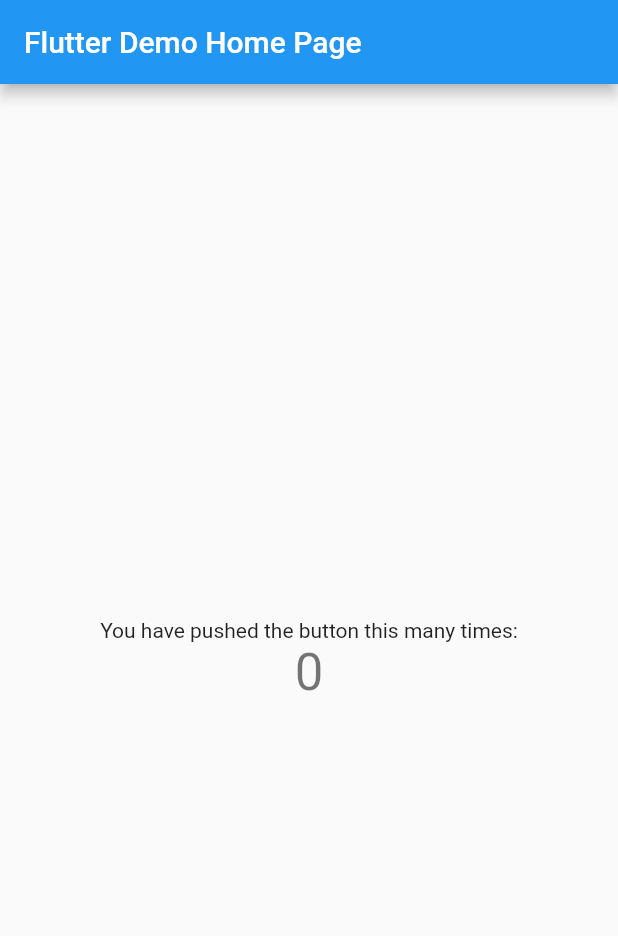
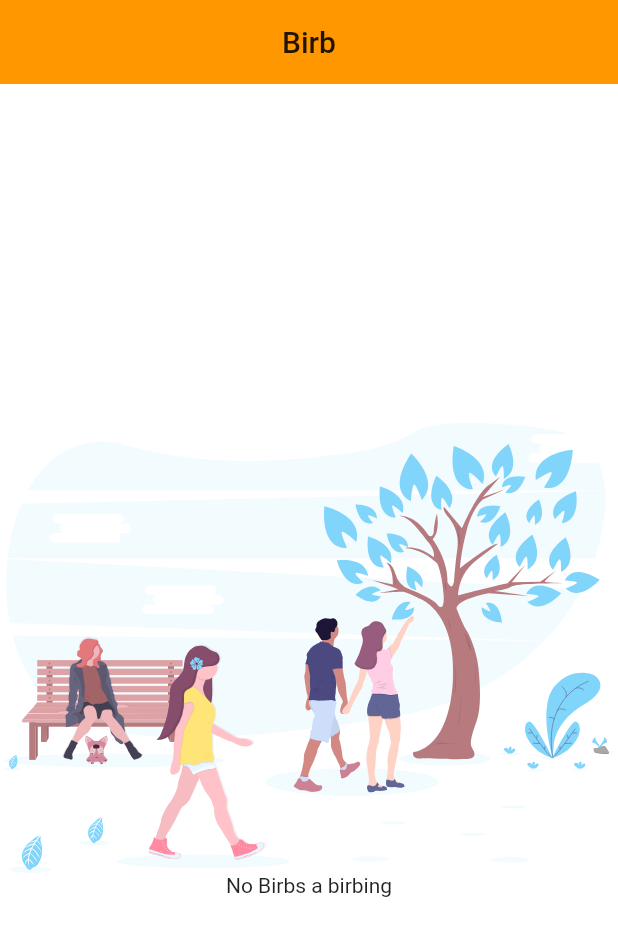
Before and after one commit to Aki013/flutter_birb, a Flutter app: the screen it shows after launch, on a phone screen of 412 x 824 dp. Shown: the top 936 px of the screen. Run offline on Flutter 3.47's test engine with Material 2 defaults, Android fonts, the phone set to English and light mode, and no system bars; our stand-ins replace flutter_svg.

Commit message:
no_content_widget

```diff
--- a/app/lib/main.dart
+++ b/app/lib/main.dart
@@ -1,17 +1,33 @@
 import 'package:flutter/material.dart';
+import 'package:flutter/services.dart';
+import 'no_content.dart';
 
-void main() => runApp(MyApp());
+void main() {
+  runApp(MyApp());
+
+  SystemChrome.setSystemUIOverlayStyle(
+    const SystemUiOverlayStyle(
+      statusBarColor: Colors.white,
+      systemNavigationBarColor: Colors.white,
+      systemNavigationBarDividerColor: Colors.black,
+      systemNavigationBarIconBrightness: Brightness.dark,
+    ),
+  );
+}
 
 class MyApp extends StatelessWidget {
   @override
   Widget build(BuildContext context) {
     return MaterialApp(
-      title: 'Flutter Demo',
-      theme: ThemeData(
-        primarySwatch: Colors.blue,
-      ),
-      home: const MyHomePage(title: 'Flutter Demo Home Page'),
-    );
+        debugShowCheckedModeBanner: false,
+        title: 'Birb',
+        theme: ThemeData(
+          brightness: Brightness.light,
+          primaryColor: Colors.orange,
+          scaffoldBackgroundColor: Colors.white,
+        ),
+        home: const MyHomePage(title: 'Birb'),
+      );
   }
 }
 
@@ -36,22 +52,12 @@ class _MyHomePageState extends State<MyHomePage> {
   Widget build(BuildContext context) {
     return Scaffold(
       appBar: AppBar(
-        title: Text(widget.title),
+        title: Center(
+          child: Text(widget.title),
+        ),
+        elevation: 0.0,
       ),
-      body: Center(
-        child: Column(
-          mainAxisAlignment: MainAxisAlignment.center,
-          children: <Widget>[
-            const Text(
-              'You have pushed the button this many times:',
-            ),
-            Text(
-              '$_counter',
-              style: Theme.of(context).textTheme.display1,
-            ),
-          ],
-        ),
-      ),
+      body: const NoContent(),
     );
   }
 }
--- /dev/null
+++ b/app/lib/no_content.dart
@@ -0,0 +1,23 @@
+import 'package:flutter/material.dart';
+import 'package:flutter_svg/flutter_svg.dart';
+
+class NoContent extends StatelessWidget {
+  const NoContent();
+
+  @override
+  Widget build(BuildContext context) {
+    return Container(
+      width: MediaQuery.of(context).size.width,
+      child: Column(
+        mainAxisAlignment: MainAxisAlignment.center,
+        children: <Widget>[
+          SvgPicture.asset(
+            'assets/undraw_a_day_at_the_park_owg1.svg',
+            height: 300.0,
+          ),
+          const Text('No Birbs a birbing'),
+        ],
+      ),
+    );
+  }
+}
```
Also changed, not shown: app/pubspec.yaml (+5 -2 lines), app/assets/undraw_a_day_at_the_park_owg1.svg (added), 2 other files.
